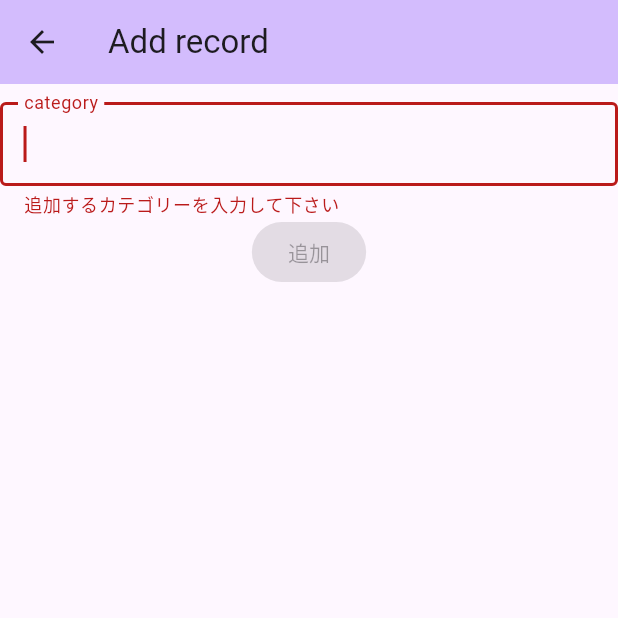
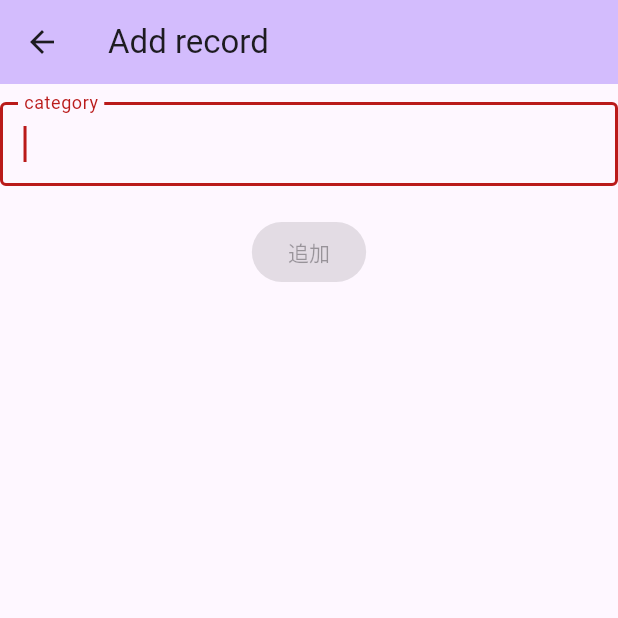
Before and after one commit to RyuNyan-Taro/wo_read, a Flutter app: the AddCategoryPage screen opened directly, on a phone screen of 412 x 824 dp, the top half of it. Run offline on Flutter 3.47's test engine with Material 3 defaults, Android fonts, the phone set to English and light mode, and no system bars; our stand-ins replace audioplayers, equatable, flutter_dotenv, flutter_riverpod, flutter_svg, flutter_tts and 4 more; accounts and stored records are empty; generated files the repository leaves out were written again.

Commit message:
delete null status comment

```diff
--- a/lib/gallery/screens/add_category_page.dart
+++ b/lib/gallery/screens/add_category_page.dart
@@ -69,7 +69,7 @@ class _AddCategoryPageState extends State<AddCategoryPage> {
               ),
               validator: (value) {
                 if (value!.isEmpty) {
-                  return '追加するカテゴリーを入力して下さい';
+                  return '';
                 }
                 if (_categories!.contains(value)) {
                   return '既に存在するカテゴリーです';
```
